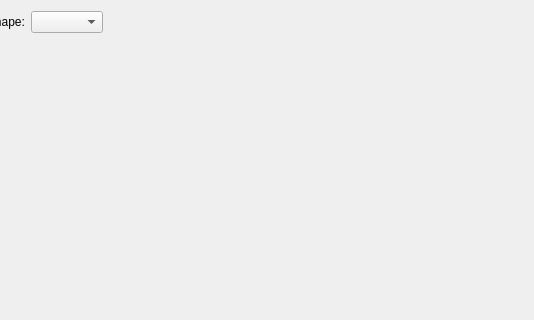
Qt form pyleecan/GUI/Dialog/DMachineSetup/DAVDuct/WVent/WVent.ui (Eomys/pyleecan) before a commit; both pictures show x 96 to 630 and y 0 to 320 of the 630 by 470 pixel window.
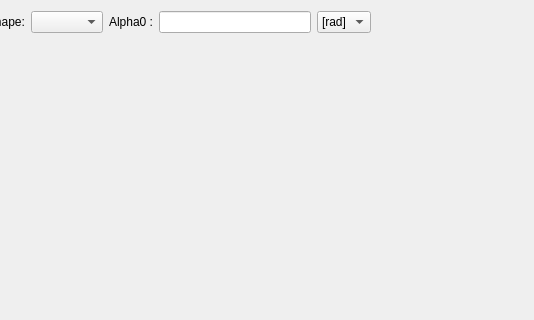
The same form after that commit. Custom widgets are drawn as their Qt base class.

Commit message: [CO] Rework Ventilation GUI: - Close tab instead of "Remove button" - Alpha0 is now share for all schematics + rad/deg - VentPolar W1 rad/deg

Diff of the .ui file:
```diff
--- a/pyleecan/GUI/Dialog/DMachineSetup/DAVDuct/WVent/WVent.ui
+++ b/pyleecan/GUI/Dialog/DMachineSetup/DAVDuct/WVent/WVent.ui
@@ -32,6 +32,37 @@
      <item>
       <widget class="QComboBox" name="c_vent_type"/>
      </item>
+     <item>
+      <widget class="QLabel" name="in_Alpha0">
+       <property name="text">
+        <string>Alpha0 :</string>
+       </property>
+      </widget>
+     </item>
+     <item>
+      <widget class="FloatEdit" name="lf_Alpha0">
+       <property name="minimumSize">
+        <size>
+         <width>100</width>
+         <height>0</height>
+        </size>
+       </property>
+      </widget>
+     </item>
+     <item>
+      <widget class="QComboBox" name="c_Alpha0_unit">
+       <item>
+        <property name="text">
+         <string>[rad]</string>
+        </property>
+       </item>
+       <item>
+        <property name="text">
+         <string>[°]</string>
+        </property>
+       </item>
+      </widget>
+     </item>
      <item>
       <spacer name="horizontalSpacer">
        <property name="orientation">
@@ -59,6 +90,18 @@
    </item>
   </layout>
  </widget>
+ <customwidgets>
+  <customwidget>
+   <class>HelpButton</class>
+   <extends>QLabel</extends>
+   <header>......GUI/Tools/HelpButton.h</header>
+  </customwidget>
+  <customwidget>
+   <class>FloatEdit</class>
+   <extends>QLineEdit</extends>
+   <header>......GUI/Tools/FloatEdit.h</header>
+  </customwidget>
+ </customwidgets>
  <resources/>
  <connections/>
 </ui>
```
The commit also changes 26 other files.
